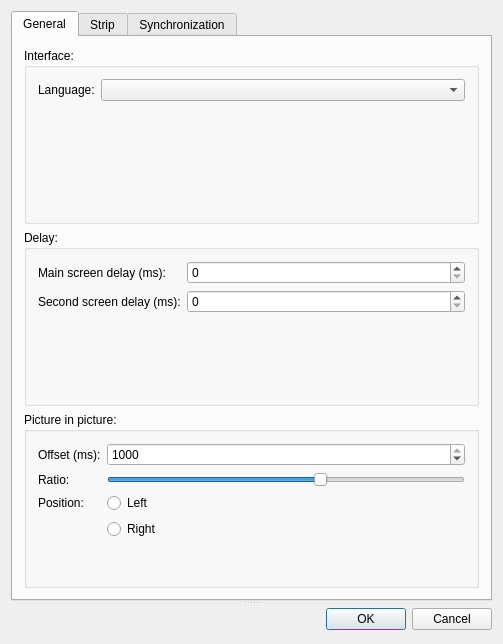
This is app/Joker/PreferencesDialog.ui in JokerSync/Joker as Qt 5 draws it before an edit. The edited form follows.
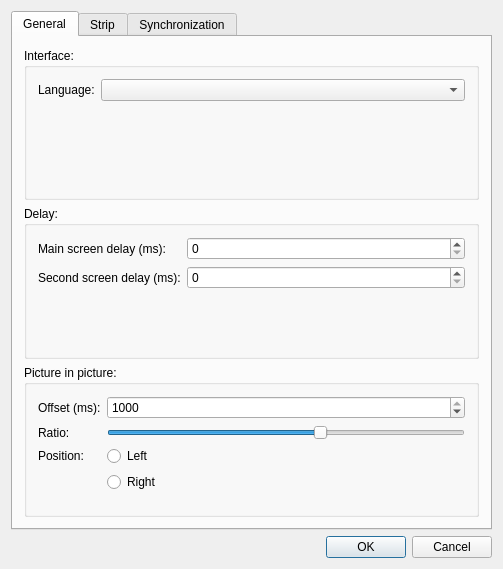
This is the edited form. The open tabs and pages were chosen to show the change. Custom widgets are drawn as their Qt base class.

Commit message: remove splitter

Diff of the .ui file:
```diff
--- a/app/Joker/PreferencesDialog.ui
+++ b/app/Joker/PreferencesDialog.ui
@@ -7,24 +7,17 @@
     <x>0</x>
     <y>0</y>
     <width>503</width>
-    <height>644</height>
+    <height>569</height>
    </rect>
   </property>
   <property name="windowTitle">
    <string>Preferences</string>
   </property>
-  <property name="layoutDirection">
-   <enum>Qt::LeftToRight</enum>
-  </property>
   <property name="modal">
    <bool>true</bool>
   </property>
-  <layout class="QHBoxLayout" name="horizontalLayout">
+  <layout class="QVBoxLayout" name="verticalLayout">
    <item>
-    <widget class="QSplitter" name="splitter">
-     <property name="orientation">
-      <enum>Qt::Vertical</enum>
-     </property>
      <widget class="QTabWidget" name="tabWidget">
       <property name="currentIndex">
        <number>1</number>
@@ -453,11 +446,12 @@
        </layout>
       </widget>
      </widget>
+   </item>
+   <item>
      <widget class="PhDialogButtonBox" name="buttonBox">
       <property name="standardButtons">
        <set>QDialogButtonBox::Cancel|QDialogButtonBox::Ok</set>
       </property>
-     </widget>
     </widget>
    </item>
   </layout>
```
Left out of the diff: 2 changed lines with no effect on the pictures. Lines whose indentation alone changed are shown as unchanged.
